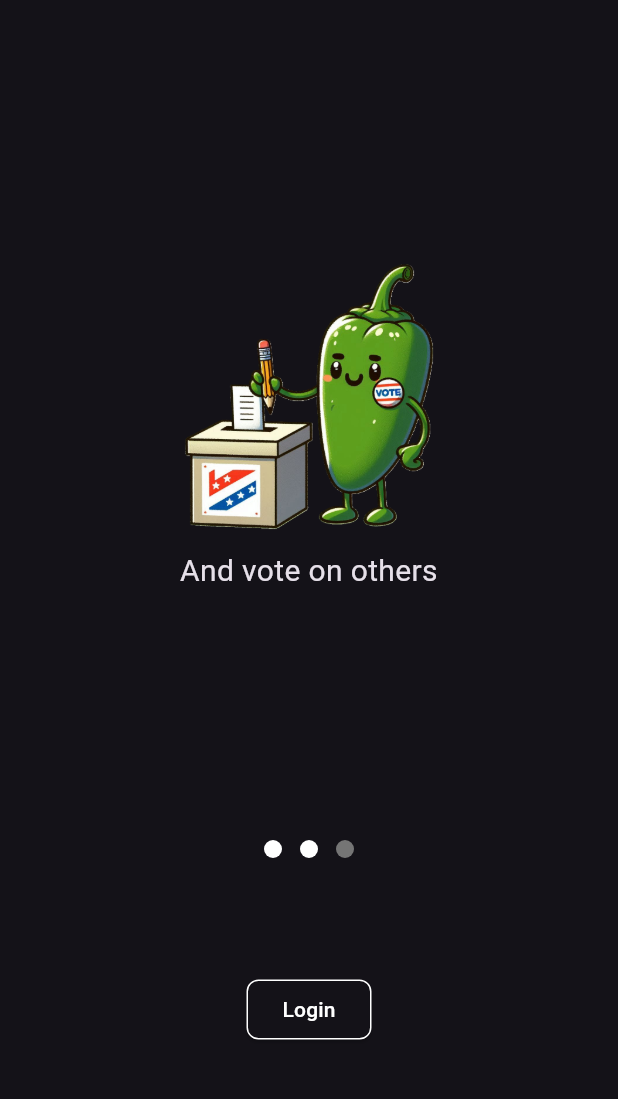
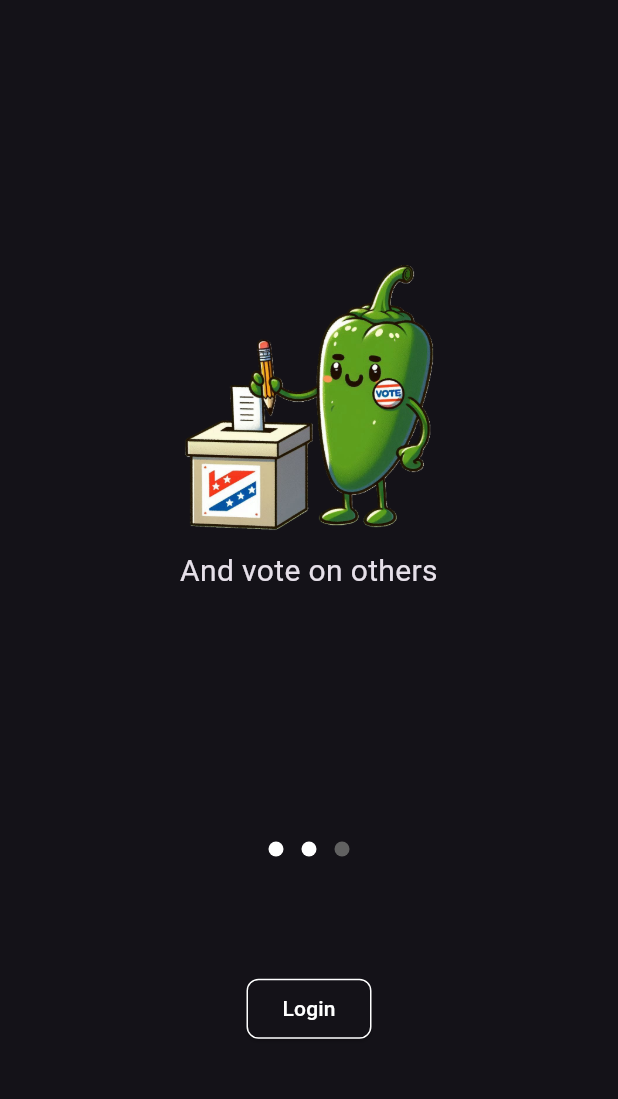
Before and after one commit to EliVerbrugge/HotTakes, a Flutter app: the screen it shows after launch, swiped to page 4, on a phone screen of 412 x 824 dp, the part 84-1183 px from its top. Run offline on Flutter 3.47's test engine with Material 3 defaults, Android fonts, the phone set to English and light mode, and no system bars; drawn by our look-alikes of carousel_slider, dots_indicator; our stand-ins replace appinio_swiper, get, go_router, google_sign_in, material_design_icons_flutter, supabase_flutter and 1 more; accounts and stored records are empty.

Commit message:
Page fixes

```diff
--- a/hot_takes/lib/pages/create_take_page.dart
+++ b/hot_takes/lib/pages/create_take_page.dart
@@ -1,11 +1,8 @@
 import 'package:flutter/material.dart';
-import 'package:flutter/widgets.dart';
-import 'package:hot_takes/components/takes_list.dart';
 import 'package:hot_takes/components/topics/topic.dart';
 import 'package:hot_takes/components/topics/topic_utils.dart';
 import 'package:supabase_flutter/supabase_flutter.dart';
 
-import '../components/takes/take.dart';
 import '../components/takes/take_utils.dart';
 
 class CreateTakePage extends StatefulWidget {
--- a/hot_takes/lib/pages/profile_page.dart
+++ b/hot_takes/lib/pages/profile_page.dart
@@ -75,7 +75,7 @@ class ProfilePage extends StatelessWidget {
                 int? numTakes = 0;
                 if (snapshot.connectionState == ConnectionState.done &&
                     snapshot.hasData) {
-                  numTakes = snapshot.data as int?;
+                  numTakes = snapshot.data;
                   children = <Widget>[
                     Text(
                       "Number of Hot Takes: ${numTakes}",
--- a/hot_takes/lib/pages/select_topic_page.dart
+++ b/hot_takes/lib/pages/select_topic_page.dart
@@ -1,12 +1,8 @@
 import 'package:flutter/material.dart';
-import 'package:hot_takes/components/takes_list.dart';
 import 'package:hot_takes/components/topics/topic.dart';
-import 'package:hot_takes/components/topics/topic_utils.dart';
 import 'package:provider/provider.dart';
 import 'package:supabase_flutter/supabase_flutter.dart';
 
-import '../components/takes/take.dart';
-import '../components/takes/take_utils.dart';
 import '../components/takes/takes_model.dart';
 
 class SelectTopicPage extends StatefulWidget {
--- a/hot_takes/lib/pages/sign_in_page.dart
+++ b/hot_takes/lib/pages/sign_in_page.dart
@@ -5,7 +5,6 @@ import 'package:flutter/foundation.dart';
 import 'package:flutter/material.dart';
 import 'package:go_router/go_router.dart';
 import 'package:supabase_flutter/supabase_flutter.dart';
-import 'package:flutter/foundation.dart' show kDebugMode;
 import 'package:google_sign_in/google_sign_in.dart';
 
 class LoginPage extends StatefulWidget {
--- a/hot_takes/lib/pages/splash_page.dart
+++ b/hot_takes/lib/pages/splash_page.dart
@@ -14,24 +14,32 @@ class SplashPage extends StatefulWidget {
 final List<Widget> SliderItems = [
   Container(
       margin: EdgeInsets.all(5.0),
-    child: ClipRRect(
-        borderRadius: BorderRadius.all(Radius.circular(5.0)),
       child: Column(
-          children: [
+        mainAxisAlignment: MainAxisAlignment.center,
+        crossAxisAlignment: CrossAxisAlignment.center,
+        children: <Widget>[
           Image.asset(
             "assets/img/hello_jalapeno.png",
             width: 200,
             height: 200,
           ),
-            Text("Welcome to Hot Takes", style: TextStyle(fontSize: 20.0))
+          SizedBox(
+            width: 300,
+            child: Text(
+              "Welcome to Hot Takess",
+              style: TextStyle(fontSize: 20.0),
+              textAlign: TextAlign.center,
+              maxLines: 2,
+              overflow: TextOverflow.ellipsis,
+            ),
+          )
         ],
       )),
-  ),
   Container(
       margin: EdgeInsets.all(5.0),
       child: Column(
-        mainAxisAlignment: MainAxisAlignment.start,
-        crossAxisAlignment: CrossAxisAlignment.start,
+        mainAxisAlignment: MainAxisAlignment.center,
+        crossAxisAlignment: CrossAxisAlignment.center,
         children: <Widget>[
           Image.asset(
             "assets/img/jalapeno_idea.png",
@@ -53,6 +61,8 @@ final List<Widget> SliderItems = [
   Container(
     margin: EdgeInsets.all(5.0),
     child: Column(
+      mainAxisAlignment: MainAxisAlignment.center,
+      crossAxisAlignment: CrossAxisAlignment.center,
       children: <Widget>[
         Image.asset(
           "assets/img/jalapeno_voting.png",
@@ -76,6 +86,12 @@ final List<Widget> SliderItems = [
 
 class _SplashPageState extends State<SplashPage> {
   int _current = 0;
+
+  @override
+  void initState() {
+    super.initState();
+    _redirect();
+  }
 
   @override
   Widget build(BuildContext context) {
@@ -112,9 +128,9 @@ class _SplashPageState extends State<SplashPage> {
               position: _current.toDouble(),
               decorator: DotsDecorator(
                 color: Colors.white,
-                activeColor: Colors.grey.shade600,
-                size: Size(12, 12),
-                activeSize: Size(12, 12),
+                activeColor: Colors.grey.shade700,
+                size: Size(10, 10),
+                activeSize: Size(10, 10),
               ),
             ),
             ElevatedButton(
--- a/hot_takes/lib/pages/vote_page.dart
+++ b/hot_takes/lib/pages/vote_page.dart
@@ -1,10 +1,4 @@
-import 'dart:ui';
-
-import 'package:flutter/cupertino.dart';
 import 'package:flutter/material.dart';
-import 'package:flutter/painting.dart';
-import 'package:flutter/rendering.dart';
-import 'package:flutter/widgets.dart';
 import 'package:hot_takes/components/takes/takes_model.dart';
 import 'package:provider/provider.dart';
 import 'package:supabase_flutter/supabase_flutter.dart';
```
Also changed, not shown: hot_takes/lib/pages/specific_take_page.dart (+7 -7 lines). Lines whose indentation alone changed are shown as unchanged.
